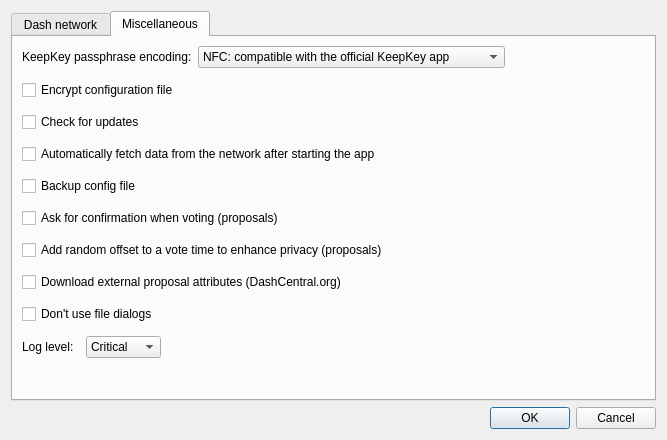
Before: the Qt Designer form src/ui/ui_config_dlg.ui in Bertrand256/dash-masternode-tool, drawn with Qt 5.
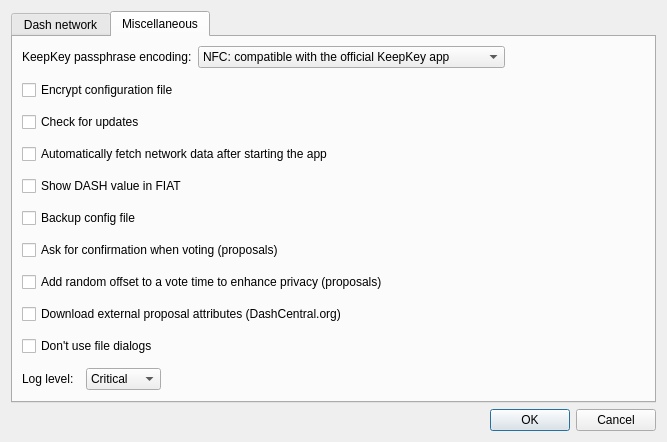
After: the same form once the commit is applied. The open tabs and pages were chosen to show the change.

Commit message: - Showing dollar values for monitored addresses (from Kraken) - Ability to add a new, empty configuration - Improving performance of the fetching mn data from network process - Wallet: show the 'refresh' button after switching between the view types - Changing the Qt version required to 5.15.3 after it turned out that v5.15.4 isn't supported by Pyinstaller.

```diff
--- a/src/ui/ui_config_dlg.ui
+++ b/src/ui/ui_config_dlg.ui
@@ -400,7 +400,14 @@
        <item>
         <widget class="QCheckBox" name="chbFetchDataAfterStart">
          <property name="text">
-          <string>Automatically fetch data from the network after starting the app</string>
+          <string>Automatically fetch network data after starting the app</string>
+         </property>
+        </widget>
+       </item>
+       <item>
+        <widget class="QCheckBox" name="chbShowDashFIATValue">
+         <property name="text">
+          <string>Show DASH value in FIAT</string>
          </property>
         </widget>
        </item>
```
The commit also changes 16 other files.
